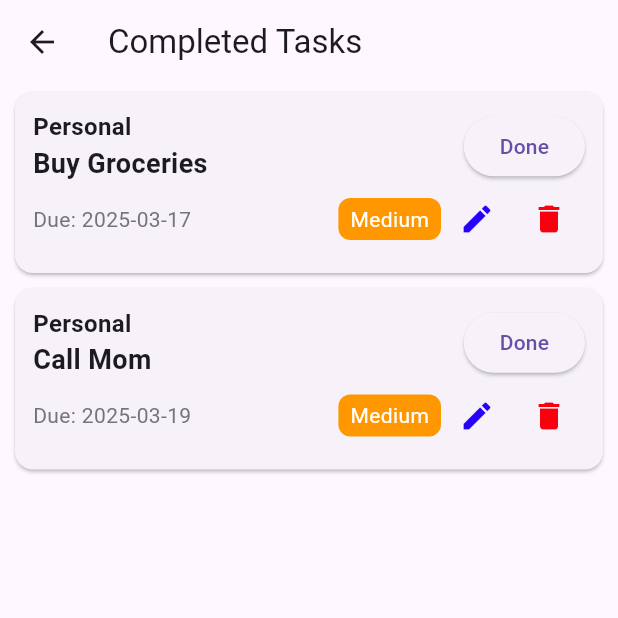
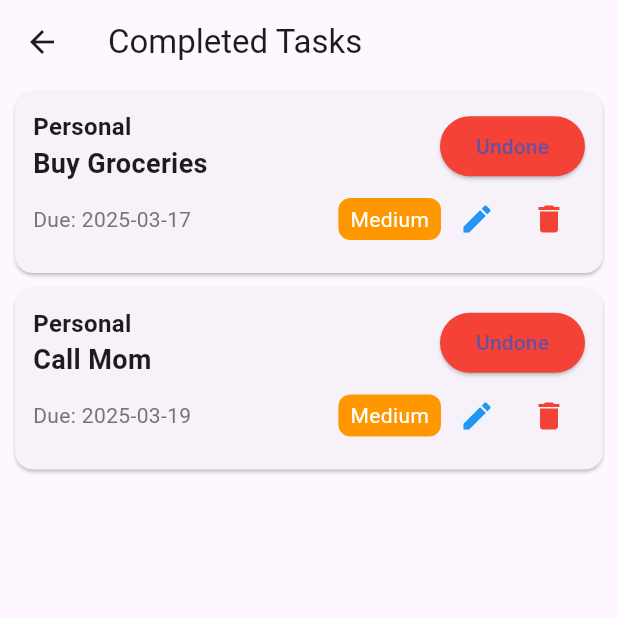
Before and after one commit to 1wish1/task_uni, a Flutter app: the screen it shows after launch, after a tap on "Completed", on a phone screen of 412 x 824 dp, the top half of it. Run offline on Flutter 3.47's test engine with Material 3 defaults, Android fonts, the phone set to English and light mode, and no system bars.

```diff
--- /dev/null
+++ b/lib/model/Task_model.dart
@@ -0,0 +1,28 @@
+class Task {
+  final int id;
+  final String name;
+  final String email;
+
+
+  Task({required this.id, required this.name, required this.email});
+
+
+  // Convert JSON to User object
+  factory Task.fromJson(Map<String, dynamic> json) {
+    return Task(
+      id: json['id'],
+      name: json['name'],
+      email: json['email'],
+    );
+  }
+
+
+  // Convert User object to JSON
+  Map<String, dynamic> toJson() {
+    return {
+      'id': id,
+      'name': name,
+      'email': email,
+    };
+  }
+}
--- a/lib/view/user_task_details_page.dart
+++ b/lib/view/user_task_details_page.dart
@@ -4,9 +4,10 @@ class TaskDetailsPage extends StatelessWidget {
   final String category;
   final String title;
   final String dueDate;
+  final String description;
   final String priority;
 
-  TaskDetailsPage({required this.category, required this.title, required this.dueDate, required this.priority});
+  TaskDetailsPage({required this.category, required this.title, required this.dueDate, required this.priority, required this.description});
 
   @override
   Widget build(BuildContext context) {
@@ -20,6 +21,7 @@ class TaskDetailsPage extends StatelessWidget {
             Text("Task: $title"),
             Text("Due Date: $dueDate"),
             Text("Priority: $priority"),
+            Text("description: $description")
           ],
         ),
       ),
--- a/lib/view/user_task_list_page.dart
+++ b/lib/view/user_task_list_page.dart
@@ -1,13 +1,16 @@
 import 'package:flutter/material.dart';
 import 'package:task_project/view/user_task_details_page.dart';
+import 'package:task_project/view/user_edit_dialog.dart';
+
+
 class TaskListPage extends StatelessWidget {
   final String? status;
 
    final List<Map<String, String>> _tasks = [
-      {"category": "Work", "title": "Complete Report", "dueDate": "2025-03-16", "priority": "High", "status": "Pending"},
-      {"category": "Personal", "title": "Buy Groceries", "dueDate": "2025-03-17", "priority": "Medium", "status": "Completed"},
-      {"category": "Work", "title": "Finish Presentation", "dueDate": "2025-03-18", "priority": "Low", "status": "Pending"},
-      {"category": "Personal", "title": "Call Mom", "dueDate": "2025-03-19", "priority": "Medium", "status": "Completed"},
+      {"category": "Work", "title": "Complete Report", "dueDate": "2025-03-16", "priority": "High", "status": "Pending","description":"asdasdasd"},
+      {"category": "Personal", "title": "Buy Groceries", "dueDate": "2025-03-17", "priority": "Medium", "status": "Completed","description":"asdasdasd"},
+      {"category": "Work", "title": "Finish Presentation", "dueDate": "2025-03-18", "priority": "Low", "status": "Pending","description":"asdasdasd"},
+      {"category": "Personal", "title": "Call Mom", "dueDate": "2025-03-19", "priority": "Medium", "status": "Completed","description":"asdasdasd"},
     ];
 
   List<Map<String, String>> get tasks => List.unmodifiable(_tasks);
@@ -39,6 +42,7 @@ class TaskListPage extends StatelessWidget {
                     category: task["category"]!,
                     dueDate: task["dueDate"]!,
                     priority: task["priority"]!,
+                    description: task["description"]!
                   ),
                 ),
               );
@@ -48,6 +52,8 @@ class TaskListPage extends StatelessWidget {
               title: task["title"]!,
               dueDate: task["dueDate"]!,
               priority: task["priority"]!,
+              description: task["description"]!,
+              status: task["status"]!,
             ),
           );
         },
@@ -58,13 +64,41 @@ class TaskListPage extends StatelessWidget {
 
 
 
-class TaskItem extends StatelessWidget {
+class TaskItem extends StatefulWidget {
   final String category;
   final String title;
   final String dueDate;
   final String priority;
+  final String description;
+  final String status;
 
-  TaskItem({required this.category, required this.title, required this.dueDate, required this.priority});
+  TaskItem({
+    required this.category,
+    required this.title,
+    required this.dueDate,
+    required this.priority,
+    required this.description,
+    required this.status,
+  });
+
+  @override
+  _TaskItemState createState() => _TaskItemState();
+}
+
+class _TaskItemState extends State<TaskItem> {
+  late String currentStatus;
+
+  @override
+  void initState() {
+    super.initState();
+    currentStatus = widget.status;
+  }
+
+  void toggleStatus() {
+    setState(() {
+      currentStatus = (currentStatus == "Completed") ? "Pending" : "Completed";
+    });
+  }
 
   @override
   Widget build(BuildContext context) {
@@ -75,59 +109,67 @@ class TaskItem extends StatelessWidget {
         child: Column(
           crossAxisAlignment: CrossAxisAlignment.start,
           children: [
+            Row(
+              mainAxisAlignment: MainAxisAlignment.spaceBetween,
+              children: [
                 Column(
-          crossAxisAlignment: CrossAxisAlignment.start, // Align items to the start (left side)
+                  crossAxisAlignment: CrossAxisAlignment.start,
                   children: [
-            Row(
-              mainAxisAlignment: MainAxisAlignment.spaceBetween, // Space out Column and ElevatedButton
-              children: [
-                // Column for category and title, aligned to the left
-                Column(
-                  crossAxisAlignment: CrossAxisAlignment.start, // Align texts to the start (left side)
-                  children: [
-                    Text(category, style: TextStyle(fontSize: 16, fontWeight: FontWeight.bold)),
-                    Text(title, style: TextStyle(fontSize: 18, fontWeight: FontWeight.bold)),
+                    Text(widget.category, style: TextStyle(fontSize: 16, fontWeight: FontWeight.bold)),
+                    Text(widget.title, style: TextStyle(fontSize: 18, fontWeight: FontWeight.bold)),
                   ],
                 ),
-
-                // Row for the done button, aligned to the right
                 ElevatedButton(
-                  onPressed: () {
-
-                  },
-                  child: Text('Done'),
+                  onPressed: toggleStatus,
+                  child: Text(currentStatus == "Completed" ? "Undone" : "Done"),
+                  style: ElevatedButton.styleFrom(
+                    backgroundColor: currentStatus == "Completed" ? Colors.red : Colors.green,
                   ),
-              ],
-            )
+                ),
               ],
             ),
             Row(
               mainAxisAlignment: MainAxisAlignment.spaceBetween,
               children: [
-                Text("Due: $dueDate", style: TextStyle(color: Colors.grey[600])),
+                Text("Due: ${widget.dueDate}", style: TextStyle(color: Colors.grey[600])),
                 Row(
                   children: [
                     Container(
                       padding: EdgeInsets.symmetric(horizontal: 8, vertical: 4),
                       decoration: BoxDecoration(
-                        color: _getPriorityColor(priority),
+                        color: _getPriorityColor(widget.priority),
                         borderRadius: BorderRadius.circular(8),
                       ),
                       child: Text(
-                        priority,
+                        widget.priority,
                         style: TextStyle(color: Colors.white),
                       ),
                     ),
                     IconButton(
-                      icon: Icon(Icons.edit, color: const Color.fromARGB(255, 37, 0, 250)),
+                      icon: Icon(Icons.edit, color: Colors.blue),
                       onPressed: () {
-                        // Define your action here, like opening an edit dialog
+                        // Show Dialog
+                        showDialog(
+                          context: context,
+                          builder: (BuildContext context) {
+                            return AlertDialog(
+                              title: Text('Edit Task'),
+                              content: EditTaskDialog(
+                                category: widget.category,
+                                title: widget.title,
+                                dueDate: widget.dueDate,
+                                priority: widget.priority,
+                                description: widget.description,
+                              ),
+                            );
+                          },
+                        );
                       },
                     ),
                     IconButton(
-                      icon: Icon(Icons.delete, color: const Color.fromARGB(255, 248, 1, 14)),
+                      icon: Icon(Icons.delete, color: Colors.red),
                       onPressed: () {
-                        // Define your action here, like opening an edit dialog
+                        // Delete action
                       },
                     ),
                   ],
@@ -152,4 +194,6 @@ class TaskItem extends StatelessWidget {
         return Colors.grey;
     }
   }
+
+
 }
```
Also changed, not shown: lib/view/user_add_page.dart (added, +111 -0 lines), lib/view/user_edit_dialog.dart (added, +100 -0 lines), lib/view/user_home_page.dart (+6 -113 lines). Lines whose indentation alone changed are shown as unchanged.
